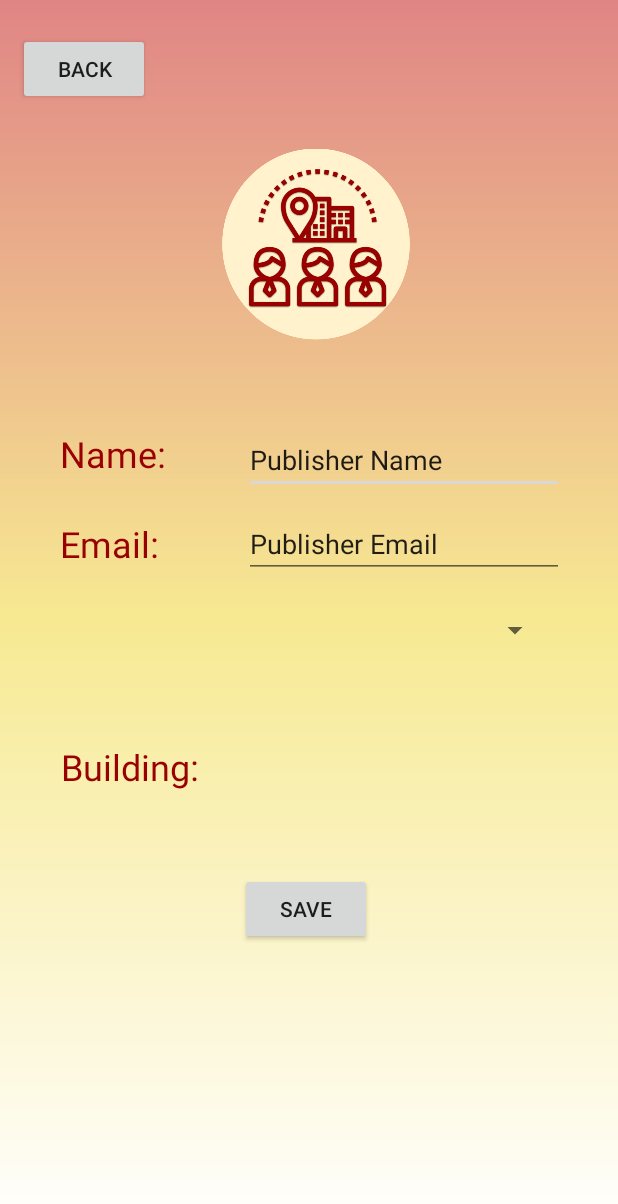
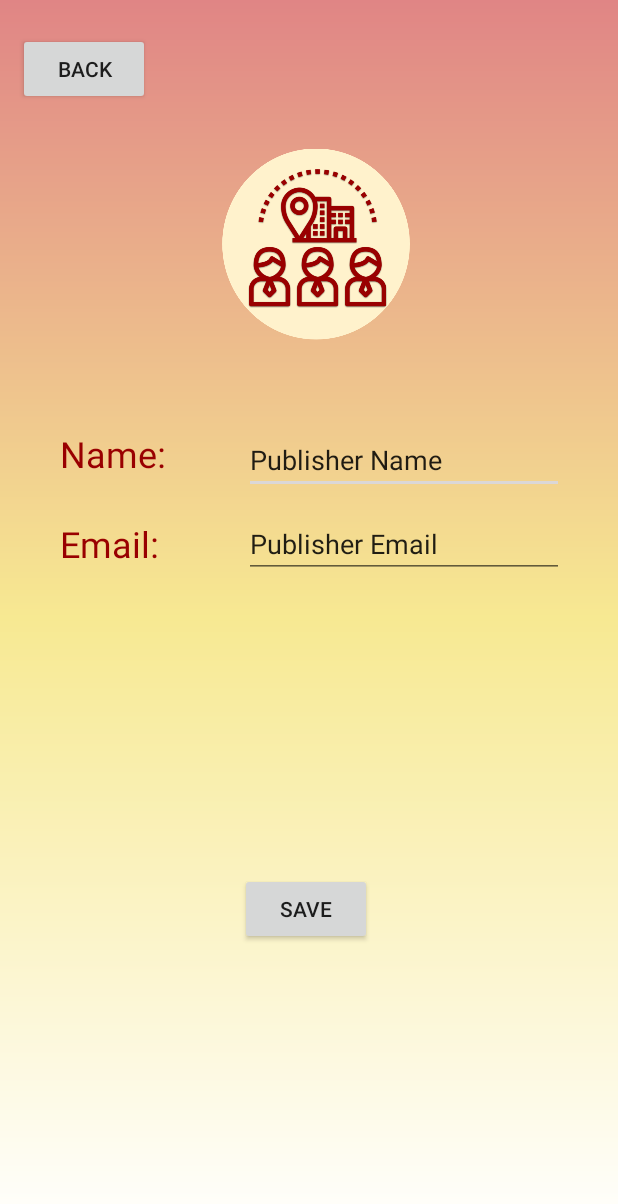
Before and after one commit to tommyacin/CSCI310_USC_CampuSee, an Android app: the layout publisher_profile_page.xml on its own in the app's theme, with its tools: preview values and no code run, on a phone screen of 412 x 824 dp. Shown: the top 1204 px of the screen. Run offline under Robolectric (Android 15) with nearby library versions, the phone set to English and light mode, and no system bars.

Commit message:
profile edit implementation for user and publisher

```diff
--- a/app/src/main/AndroidManifest.xml
+++ b/app/src/main/AndroidManifest.xml
@@ -21,7 +21,9 @@
         <activity android:name=".CreateEvent" />
         <activity android:name=".PublisherMain" />
         <activity android:name=".PublisherSignup" />
+        <activity android:name=".PublisherProfilePage"/>
         <activity android:name=".SecondActivity" />
+        <activity android:name=".StudentProfile"/>
         <activity android:name=".MainActivity">
             <intent-filter>
                 <action android:name="android.intent.action.MAIN" />
--- a/app/src/main/java/com/example/campusee/PublisherSignup.java
+++ b/app/src/main/java/com/example/campusee/PublisherSignup.java
@@ -114,6 +114,9 @@ public class PublisherSignup extends AppCompatActivity {
 
                 Intent publisherIntent = new Intent(getApplicationContext(), PublisherMain.class);
                 publisherIntent.putExtra("currentPublisherID", publisherID);
+                publisherIntent.putExtra("currentPublisherName", name);
+                publisherIntent.putExtra("currentPublisherEmail", email);
+
                 PublisherSignup.this.startActivity(publisherIntent);
             }
 
--- a/app/src/main/java/com/example/campusee/SecondActivity.java
+++ b/app/src/main/java/com/example/campusee/SecondActivity.java
@@ -104,6 +104,9 @@ public class SecondActivity extends AppCompatActivity {
 
                 Intent toStudentHome = new Intent(getApplicationContext(), StudentHome.class);
                 toStudentHome.putExtra("currentUserID", mUserID);
+                toStudentHome.putExtra("currentUserName", name);
+                toStudentHome.putExtra("currentUserEmail", email);
+
                 toStudentHome.putExtra("fromUserLogin", true);
                 SecondActivity.this.startActivity(toStudentHome);
             }
--- a/app/src/main/res/layout/publisher_profile_page.xml
+++ b/app/src/main/res/layout/publisher_profile_page.xml
@@ -29,21 +29,6 @@
         android:text="Publisher Email"
         app:layout_constraintEnd_toEndOf="parent"
         app:layout_constraintTop_toTopOf="parent" />
-
-    <Spinner
-        android:id="@+id/publisher_signup_building"
-        android:layout_width="207dp"
-        android:layout_height="21dp"
-        android:layout_marginStart="17dp"
-        android:layout_marginTop="24dp"
-        android:layout_marginEnd="44dp"
-        android:ems="10"
-        android:hint="Building"
-        android:inputType="textPersonName"
-        app:layout_constraintEnd_toEndOf="parent"
-        app:layout_constraintHorizontal_bias="0.0"
-        app:layout_constraintStart_toEndOf="@+id/buildingText"
-        app:layout_constraintTop_toBottomOf="@+id/publisherEmail" />
 
     <Button
         android:id="@+id/backToHome"
@@ -95,20 +80,6 @@
         app:layout_constraintStart_toStartOf="parent"
         app:layout_constraintTop_toBottomOf="@+id/backToHome" />
 
-    <TextView
-        android:id="@+id/buildingText"
-        android:layout_width="102dp"
-        android:layout_height="40dp"
-        android:layout_marginStart="40dp"
-        android:layout_marginEnd="269dp"
-        android:layout_marginBottom="289dp"
-        android:text="Building:"
-        android:textColor="@color/colorPrimary"
-        android:textSize="24sp"
-        app:layout_constraintBottom_toBottomOf="parent"
-        app:layout_constraintEnd_toEndOf="parent"
-        app:layout_constraintStart_toStartOf="parent" />
-
     <ImageView
         android:id="@+id/imageView8"
         android:layout_width="173dp"
```
Also changed, not shown: app/src/main/java/com/example/campusee/PublisherMain.java (+26 -2 lines), app/src/main/java/com/example/campusee/PublisherProfilePage.java (+64 -1 lines), app/src/main/java/com/example/campusee/StudentHome.java (+26 -2 lines), app/src/main/java/com/example/campusee/StudentProfile.java (added, +64 -0 lines).
